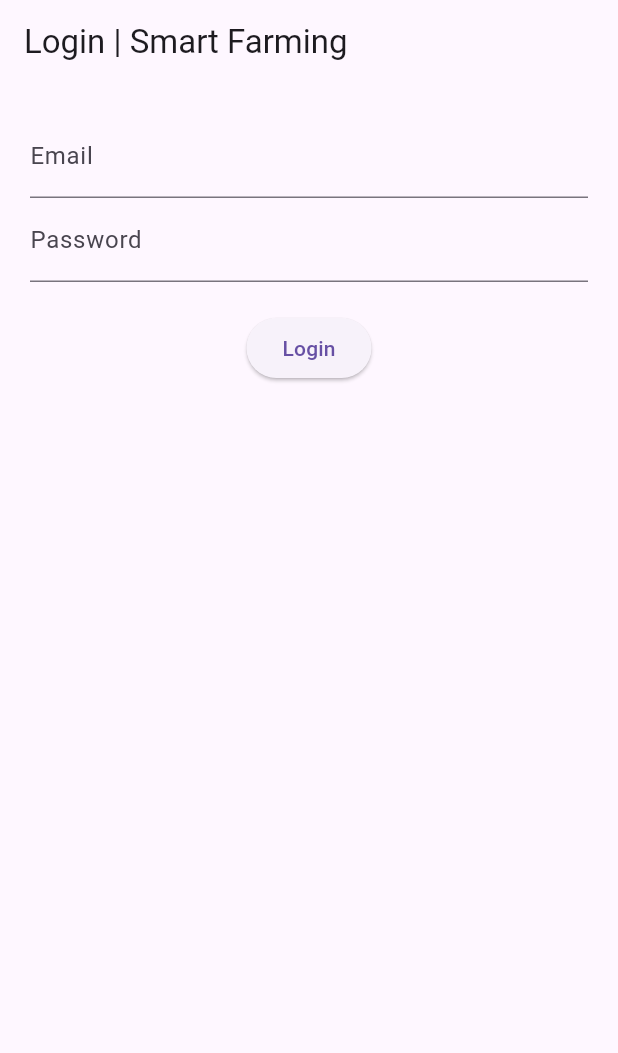
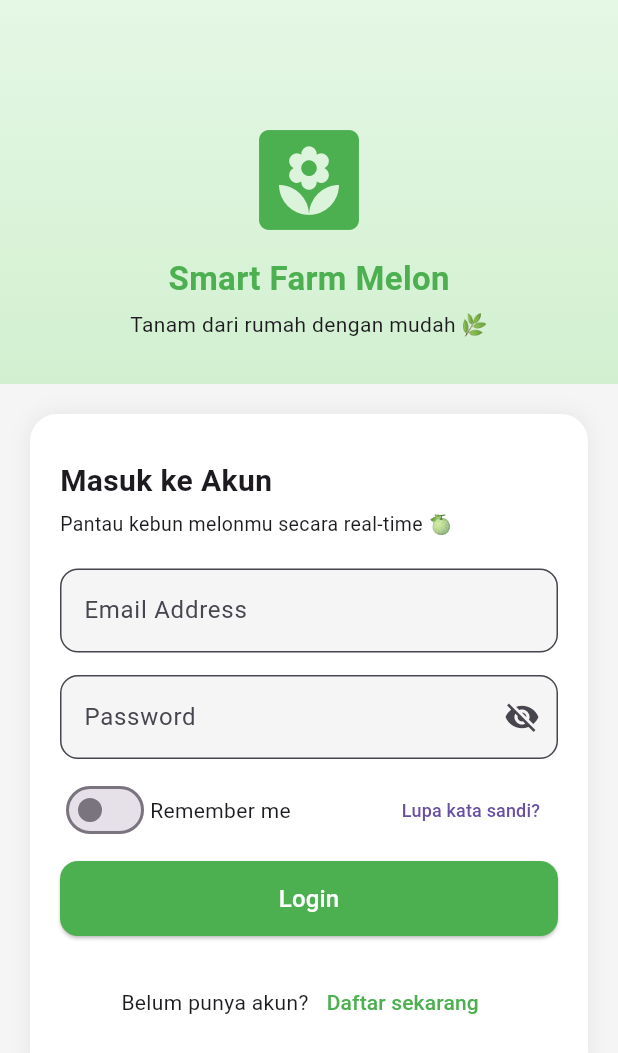
Before and after one commit to AnggaAhmad05/PBL-MySmartFarm, a Flutter app: the screen it shows after launch, on a phone screen of 412 x 824 dp. Shown: the top 1053 px of the screen. Run offline on Flutter 3.47's test engine with Material 3 defaults, Android fonts, the phone set to English and light mode, and no system bars; our stand-ins replace cloud_firestore, firebase_auth, firebase_core, firebase_database; accounts and stored records are empty.

Commit message:
tampilan_login

```diff
--- a/lib/screens/dashboard_screen.dart
+++ b/lib/screens/dashboard_screen.dart
@@ -403,7 +403,7 @@ class _NavItem extends StatelessWidget {
   final bool active;
 
   const _NavItem(
-      {required this.icon, required this.label, this.active = false, super.key});
+      {required this.icon, required this.label, this.active = false});
 
   @override
   Widget build(BuildContext context) {
--- a/smart_farming/lib/main.dart
+++ b/smart_farming/lib/main.dart
@@ -3,10 +3,13 @@ import 'package:firebase_core/firebase_core.dart';
 import 'firebase_options.dart';
 import 'screens/login_screen.dart';
 
+
+// panggil login_screen.dart
+
 void main() async {
   WidgetsFlutterBinding.ensureInitialized();
 
-  //  inisialisasi Firebase dengan konfigurasi dari firebase_options.dart
+  // Inisialisasi Firebase
   await Firebase.initializeApp(
     options: DefaultFirebaseOptions.currentPlatform,
   );
@@ -22,8 +25,8 @@ class MyApp extends StatelessWidget {
     return MaterialApp(
       title: 'Smart Farming',
       theme: ThemeData(primarySwatch: Colors.green),
-      home: const LoginScreen(),
-      debugShowCheckedModeBanner: false, // optional biar tampilan lebih bersih
+      debugShowCheckedModeBanner: false,
+      home: const LoginScreen(),   // halaman pertama
     );
   }
 }
--- a/smart_farming/lib/screens/login_screen.dart
+++ b/smart_farming/lib/screens/login_screen.dart
@@ -14,17 +14,22 @@ class _LoginScreenState extends State<LoginScreen> {
   final _authService = AuthService();
   final _emailController = TextEditingController();
   final _passwordController = TextEditingController();
+
   bool _isLoading = false;
+  bool rememberMe = false;
+  bool showPassword = false;
 
   Future<void> _signIn() async {
     setState(() => _isLoading = true);
     try {
       final cred = await _authService.signInWithEmailAndPassword(
-        email: _emailController.text,
-        password: _passwordController.text,
+        email: _emailController.text.trim(),
+        password: _passwordController.text.trim(),
       );
 
       final hasFarm = await _authService.hasFarmData(cred.user!.uid);
+
+      if (!mounted) return;
 
       if (hasFarm) {
         Navigator.pushReplacement(
@@ -42,9 +47,9 @@ class _LoginScreenState extends State<LoginScreen> {
         );
       }
     } catch (e) {
-      ScaffoldMessenger.of(
-        context,
-      ).showSnackBar(SnackBar(content: Text(e.toString())));
+      if (!mounted) return;
+      ScaffoldMessenger.of(context)
+          .showSnackBar(SnackBar(content: Text(e.toString())));
     } finally {
       setState(() => _isLoading = false);
     }
@@ -53,25 +58,177 @@ class _LoginScreenState extends State<LoginScreen> {
   @override
   Widget build(BuildContext context) {
     return Scaffold(
-      appBar: AppBar(title: const Text('Login | Smart Farming')),
-      body: Padding(
-        padding: const EdgeInsets.all(20.0),
+      backgroundColor: Colors.grey.shade100,
+      body: SingleChildScrollView(
         child: Column(
           children: [
-            TextField(
-              controller: _emailController,
-              decoration: const InputDecoration(labelText: 'Email'),
+            // Header
+            Container(
+              width: double.infinity,
+              padding: const EdgeInsets.only(top: 80, bottom: 30),
+              decoration: const BoxDecoration(
+                gradient: LinearGradient(
+                  colors: [Color(0xFFE5F7E5), Color(0xFFD2F0D0)],
+                  begin: Alignment.topCenter,
+                  end: Alignment.bottomCenter,
+                ),
+              ),
+              child: Column(
+                children: const [
+                  Icon(Icons.yard, size: 80, color: Colors.green),
+                  SizedBox(height: 10),
+                  Text(
+                    "Smart Farm Melon",
+                    style: TextStyle(
+                      fontSize: 22,
+                      fontWeight: FontWeight.bold,
+                      color: Colors.green,
+                    ),
+                  ),
+                  SizedBox(height: 5),
+                  Text(
+                    "Tanam dari rumah dengan mudah 🌿",
+                    style: TextStyle(fontSize: 14),
+                  ),
+                ],
+              ),
             ),
-            TextField(
-              controller: _passwordController,
-              obscureText: true,
-              decoration: const InputDecoration(labelText: 'Password'),
+
+            // Card Container
+            Container(
+              margin: const EdgeInsets.all(20),
+              padding:
+                  const EdgeInsets.symmetric(horizontal: 20, vertical: 30),
+              decoration: BoxDecoration(
+                color: Colors.white,
+                borderRadius: BorderRadius.circular(18),
+                boxShadow: [
+                  BoxShadow(
+                    blurRadius: 10,
+                    spreadRadius: 2,
+                    color: Colors.black.withOpacity(0.05),
+                  ),
+                ],
+              ),
+              child: Column(
+                crossAxisAlignment: CrossAxisAlignment.start,
+                children: [
+                  const Text(
+                    "Masuk ke Akun",
+                    style: TextStyle(
+                      fontSize: 20,
+                      fontWeight: FontWeight.bold,
+                    ),
+                  ),
+                  const SizedBox(height: 5),
+                  const Text(
+                    "Pantau kebun melonmu secara real-time 🍈",
+                    style: TextStyle(fontSize: 13),
+                  ),
+                  const SizedBox(height: 20),
+
+                  // Email
+                  TextField(
+                    controller: _emailController,
+                    decoration: InputDecoration(
+                      labelText: "Email Address",
+                      filled: true,
+                      fillColor: Colors.grey.shade100,
+                      border: OutlineInputBorder(
+                        borderRadius: BorderRadius.circular(12),
+                      ),
+                    ),
+                  ),
+                  const SizedBox(height: 15),
+
+                  // Password
+                  TextField(
+                    controller: _passwordController,
+                    obscureText: !showPassword,
+                    decoration: InputDecoration(
+                      labelText: "Password",
+                      filled: true,
+                      fillColor: Colors.grey.shade100,
+                      border: OutlineInputBorder(
+                        borderRadius: BorderRadius.circular(12),
+                      ),
+                      suffixIcon: IconButton(
+                        icon: Icon(
+                          showPassword
+                              ? Icons.visibility
+                              : Icons.visibility_off,
+                        ),
+                        onPressed: () =>
+                            setState(() => showPassword = !showPassword),
+                      ),
+                    ),
+                  ),
+
+                  const SizedBox(height: 10),
+
+                  Row(
+                    children: [
+                      Switch(
+                        value: rememberMe,
+                        onChanged: (v) => setState(() => rememberMe = v),
+                        activeThumbColor: Colors.green,
+                      ),
+                      const Text("Remember me"),
+                      const Spacer(),
+                      TextButton(
+                        onPressed: () {},
+                        child: const Text(
+                          "Lupa kata sandi?",
+                          style: TextStyle(fontSize: 12),
+                        ),
+                      ),
+                    ],
+                  ),
+
+                  const SizedBox(height: 10),
+
+                  // Login Button
+                  SizedBox(
+                    width: double.infinity,
+                    height: 50,
+                    child: ElevatedButton(
+                      style: ElevatedButton.styleFrom(
+                        backgroundColor: Colors.green,
+                        shape: RoundedRectangleBorder(
+                          borderRadius: BorderRadius.circular(12),
+                        ),
+                      ),
+                      onPressed: _isLoading ? null : _signIn,
+                      child: _isLoading
+                          ? const CircularProgressIndicator(
+                              color: Colors.white)
+                          : const Text(
+                              "Login",
+                              style:
+                                  TextStyle(fontSize: 16, color: Colors.white),
+                            ),
+                    ),
+                  ),
+
+                  const SizedBox(height: 20),
+
+                  // Register
+                  Row(
+                    mainAxisAlignment: MainAxisAlignment.center,
+                    children: [
+                      const Text("Belum punya akun?"),
+                      TextButton(
+                        onPressed: () {},
+                        child: const Text(
+                          "Daftar sekarang",
+                          style: TextStyle(color: Colors.green),
+                        ),
+                      ),
+                    ],
+                  ),
+                ],
+              ),
             ),
-            const SizedBox(height: 20),
-            if (_isLoading)
-              const CircularProgressIndicator()
-            else
-              ElevatedButton(onPressed: _signIn, child: const Text('Login')),
           ],
         ),
       ),
```
